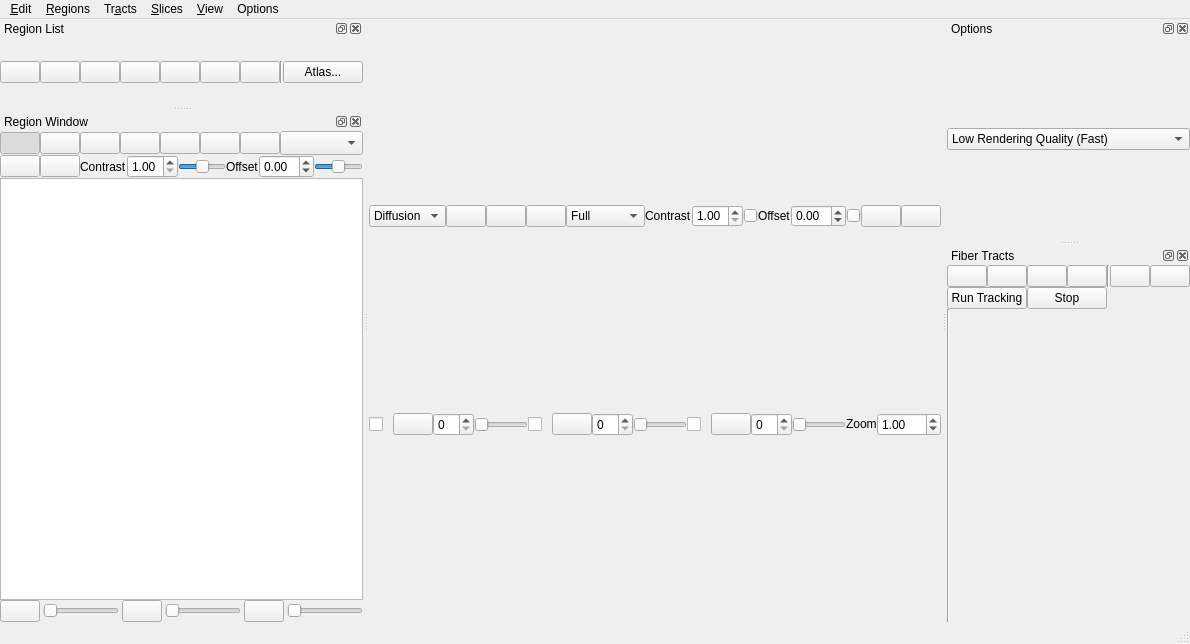
frankyeh/DSI-Studio, file tracking/tracking_window.ui: the form before one commit.
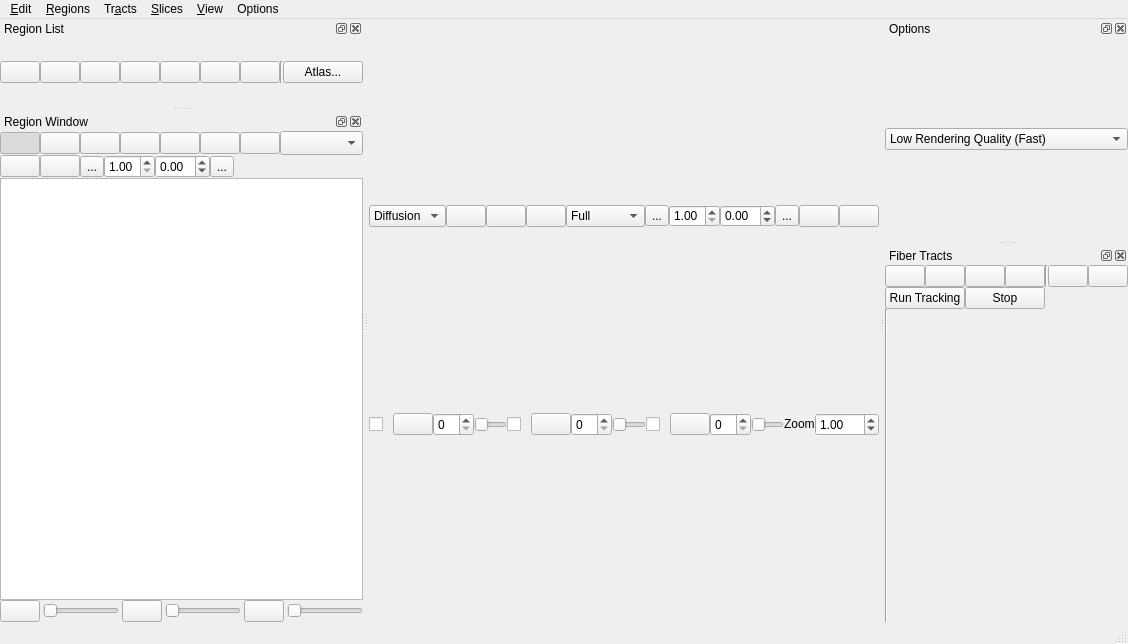
The form after the commit. Icons and pictures are not drawn. Custom widgets are drawn as their Qt base class.

Commit message: [GUI] change contrast drawing system

Patch:
```diff
--- a/tracking/tracking_window.ui
+++ b/tracking/tracking_window.ui
@@ -226,28 +226,20 @@
             <number>0</number>
            </property>
            <item>
-            <widget class="QLabel" name="label_16">
-             <property name="sizePolicy">
-              <sizepolicy hsizetype="Fixed" vsizetype="Preferred">
-               <horstretch>0</horstretch>
-               <verstretch>0</verstretch>
-              </sizepolicy>
-             </property>
-             <property name="maximumSize">
-              <size>
-               <width>16777215</width>
-               <height>16777215</height>
-              </size>
-             </property>
+            <widget class="QColorToolButton" name="min_color_gl">
              <property name="text">
-              <string>Contrast</string>
+              <string>...</string>
+             </property>
+             <property name="icon">
+              <iconset resource="../icons.qrc">
+               <normaloff>:/icons/icons/cubic.xpm</normaloff>:/icons/icons/cubic.xpm</iconset>
              </property>
             </widget>
            </item>
            <item>
             <widget class="QDoubleSpinBox" name="gl_contrast_value">
              <property name="sizePolicy">
-              <sizepolicy hsizetype="Fixed" vsizetype="Fixed">
+              <sizepolicy hsizetype="Minimum" vsizetype="Fixed">
                <horstretch>0</horstretch>
                <verstretch>0</verstretch>
               </sizepolicy>
@@ -273,60 +265,7 @@
             </widget>
            </item>
            <item>
-            <widget class="QSlider" name="gl_contrast">
-             <property name="sizePolicy">
-              <sizepolicy hsizetype="Preferred" vsizetype="Fixed">
-               <horstretch>0</horstretch>
-               <verstretch>0</verstretch>
-              </sizepolicy>
-             </property>
-             <property name="maximumSize">
-              <size>
-               <width>16777215</width>
-               <height>16777215</height>
-              </size>
-             </property>
-             <property name="minimum">
-              <number>-100</number>
-             </property>
-             <property name="maximum">
-              <number>100</number>
-             </property>
-             <property name="singleStep">
-              <number>5</number>
-             </property>
-             <property name="pageStep">
-              <number>10</number>
-             </property>
-             <property name="value">
-              <number>0</number>
-             </property>
-             <property name="orientation">
-              <enum>Qt::Horizontal</enum>
-             </property>
-            </widget>
-           </item>
-           <item>
-            <widget class="QLabel" name="label_17">
-             <property name="sizePolicy">
-              <sizepolicy hsizetype="Fixed" vsizetype="Preferred">
-               <horstretch>0</horstretch>
-               <verstretch>0</verstretch>
-              </sizepolicy>
-             </property>
-             <property name="maximumSize">
-              <size>
-               <width>16777215</width>
-               <height>16777215</height>
-              </size>
-             </property>
-             <property name="text">
-              <string>Offset</string>
-             </property>
-            </widget>
-           </item>
-           <item>
-            <widget class="QDoubleSpinBox" name="gl_offset_value">
+            <widget class="QDoubleSpinBox" name="max_value_gl">
              <property name="sizePolicy">
               <sizepolicy hsizetype="Minimum" vsizetype="Fixed">
                <horstretch>0</horstretch>
@@ -351,35 +290,31 @@
             </widget>
            </item>
            <item>
-            <widget class="QSlider" name="gl_offset">
-             <property name="sizePolicy">
-              <sizepolicy hsizetype="Preferred" vsizetype="Fixed">
-               <horstretch>0</horstretch>
-               <verstretch>0</verstretch>
-              </sizepolicy>
+            <widget class="QColorToolButton" name="max_color_gl">
+             <property name="text">
+              <string>...</string>
              </property>
-             <property name="maximumSize">
-              <size>
-               <width>16777215</width>
-               <height>16777215</height>
-              </size>
-             </property>
-             <property name="minimum">
-              <number>-100</number>
-             </property>
-             <property name="maximum">
-              <number>100</number>
-             </property>
-             <property name="singleStep">
-              <number>5</number>
-             </property>
-             <property name="orientation">
-              <enum>Qt::Horizontal</enum>
+             <property name="icon">
+              <iconset resource="../icons.qrc">
+               <normaloff>:/icons/icons/rec.xpm</normaloff>:/icons/icons/rec.xpm</iconset>
              </property>
             </widget>
            </item>
           </layout>
          </item>
+         <item>
+          <spacer name="horizontalSpacer_5">
+           <property name="orientation">
+            <enum>Qt::Horizontal</enum>
+           </property>
+           <property name="sizeHint" stdset="0">
+            <size>
+             <width>40</width>
+             <height>20</height>
+            </size>
+           </property>
+          </spacer>
+         </item>
          <item>
           <widget class="QPushButton" name="auto_rotate">
            <property name="maximumSize">
@@ -1912,15 +1847,13 @@
         </widget>
        </item>
        <item>
-        <widget class="QLabel" name="label_6">
-         <property name="sizePolicy">
-          <sizepolicy hsizetype="Maximum" vsizetype="Preferred">
-           <horstretch>0</horstretch>
-           <verstretch>0</verstretch>
-          </sizepolicy>
-         </property>
+        <widget class="QColorToolButton" name="min_color">
          <property name="text">
-          <string>Contrast</string>
+          <string>...</string>
+         </property>
+         <property name="icon">
+          <iconset resource="../icons.qrc">
+           <normaloff>:/icons/icons/cubic.xpm</normaloff>:/icons/icons/cubic.xpm</iconset>
          </property>
         </widget>
        </item>
@@ -1941,48 +1874,7 @@
         </widget>
        </item>
        <item>
-        <widget class="QSlider" name="contrast">
-         <property name="sizePolicy">
-          <sizepolicy hsizetype="Expanding" vsizetype="Fixed">
-           <horstretch>0</horstretch>
-           <verstretch>0</verstretch>
-          </sizepolicy>
-         </property>
-         <property name="minimum">
-          <number>-100</number>
-         </property>
-         <property name="maximum">
-          <number>100</number>
-         </property>
-         <property name="singleStep">
-          <number>5</number>
-         </property>
-         <property name="pageStep">
-          <number>10</number>
-         </property>
-         <property name="value">
-          <number>0</number>
-         </property>
-         <property name="orientation">
-          <enum>Qt::Horizontal</enum>
-         </property>
-        </widget>
-       </item>
-       <item>
-        <widget class="QLabel" name="label_8">
-         <property name="sizePolicy">
-          <sizepolicy hsizetype="Maximum" vsizetype="Preferred">
-           <horstretch>0</horstretch>
-           <verstretch>0</verstretch>
-          </sizepolicy>
-         </property>
-         <property name="text">
-          <string>Offset</string>
-         </property>
-        </widget>
-       </item>
-       <item>
-        <widget class="QDoubleSpinBox" name="offset_value">
+        <widget class="QDoubleSpinBox" name="max_value">
          <property name="minimum">
           <double>-1.000000000000000</double>
          </property>
@@ -1995,29 +1887,28 @@
         </widget>
        </item>
        <item>
-        <widget class="QSlider" name="offset">
-         <property name="sizePolicy">
-          <sizepolicy hsizetype="Expanding" vsizetype="Fixed">
-           <horstretch>0</horstretch>
-           <verstretch>0</verstretch>
-          </sizepolicy>
+        <widget class="QColorToolButton" name="max_color">
+         <property name="text">
+          <string>...</string>
          </property>
-         <property name="minimum">
-          <number>-100</number>
+         <property name="icon">
+          <iconset resource="../icons.qrc">
+           <normaloff>:/icons/icons/rec.xpm</normaloff>:/icons/icons/rec.xpm</iconset>
          </property>
-         <property name="maximum">
-          <number>100</number>
-         </property>
-         <property name="singleStep">
-          <number>5</number>
-         </property>
-         <property name="pageStep">
-          <number>10</number>
-         </property>
+        </widget>
+       </item>
+       <item>
+        <spacer name="horizontalSpacer_4">
          <property name="orientation">
           <enum>Qt::Horizontal</enum>
          </property>
-        </widget>
+         <property name="sizeHint" stdset="0">
+          <size>
+           <width>40</width>
+           <height>20</height>
+          </size>
+         </property>
+        </spacer>
        </item>
       </layout>
      </item>
@@ -3051,6 +2942,13 @@
    </property>
   </action>
  </widget>
+ <customwidgets>
+  <customwidget>
+   <class>QColorToolButton</class>
+   <extends>QToolButton</extends>
+   <header>qcolorcombobox.h</header>
+  </customwidget>
+ </customwidgets>
  <resources>
   <include location="../icons.qrc"/>
  </resources>
```
Left out of the diff: 4 changed lines with no effect on the pictures. The commit also changes 9 other files.
